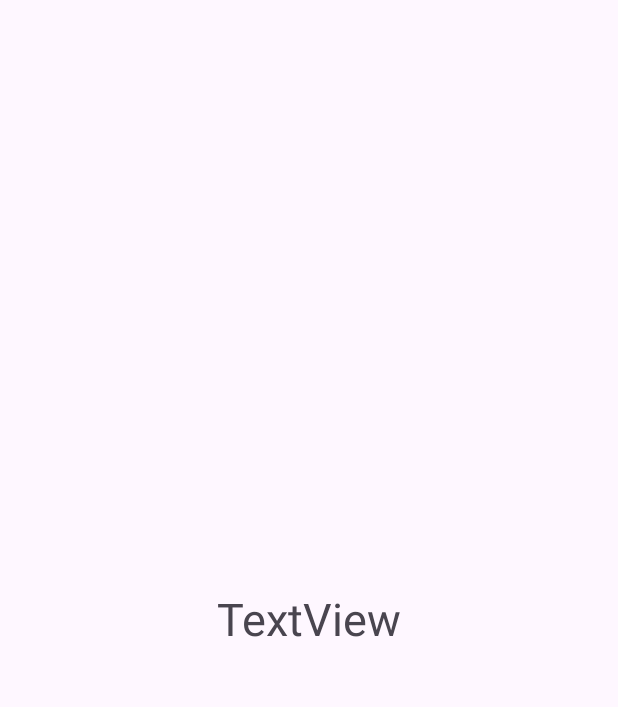
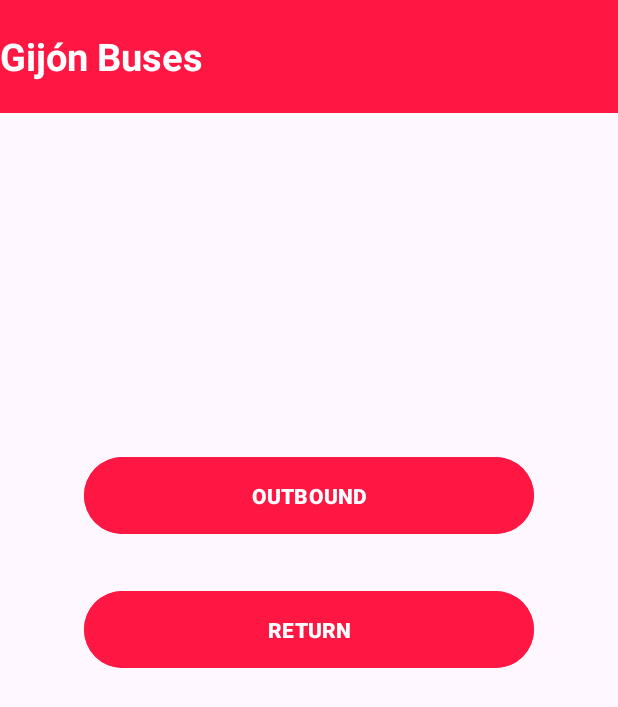
Before and after one commit to alvarorp19/android_final_project, an Android app: the layout activity_second.xml on its own in the app's theme, with its tools: preview values and no code run, on a phone screen of 412 x 824 dp. Shown: the top 707 px of the screen. Run offline under Robolectric (Android 15) with nearby library versions, the phone set to English and light mode, and no system bars.

Commit message:
interfaz grafica de la segunda actividad implementada

```diff
--- a/JSON_buses/app/src/main/java/dte/masteriot/mdp/listofitems/SecondActivity.java
+++ b/JSON_buses/app/src/main/java/dte/masteriot/mdp/listofitems/SecondActivity.java
@@ -8,18 +8,19 @@ import android.widget.TextView;
 
 public class SecondActivity extends AppCompatActivity {
 
-    TextView tv;
+    private TextView tv;
+    private String url = "";
 
     @Override
     protected void onCreate(Bundle savedInstanceState) {
         super.onCreate(savedInstanceState);
         setContentView(R.layout.activity_second);
 
-        tv = findViewById(R.id.textView);
+        //tv = findViewById(R.id.lineSelected);
 
         // Get the text to be shown from the calling intent and set it in the layout
         Intent inputIntent = getIntent();
         String inputText = inputIntent.getStringExtra(MyOnItemActivatedListener.EXTRA_INFO_TO_SECOND_ACTIVITY);
-        tv.setText(inputText);
+        //tv.setText(inputText);
     }
 }
--- a/JSON_buses/app/src/main/res/layout/activity_second.xml
+++ b/JSON_buses/app/src/main/res/layout/activity_second.xml
@@ -1,19 +1,61 @@
 <?xml version="1.0" encoding="utf-8"?>
-<androidx.constraintlayout.widget.ConstraintLayout xmlns:android="http://schemas.android.com/apk/res/android"
+<LinearLayout xmlns:android="http://schemas.android.com/apk/res/android"
     xmlns:app="http://schemas.android.com/apk/res-auto"
     xmlns:tools="http://schemas.android.com/tools"
     android:layout_width="match_parent"
     android:layout_height="match_parent"
     tools:context=".SecondActivity">
 
-    <TextView
-        android:id="@+id/textView"
-        android:layout_width="wrap_content"
-        android:layout_height="wrap_content"
-        android:text="TextView"
-        android:textSize="30dp"
+    <LinearLayout
+        android:id="@+id/LinearLayout2"
+        android:layout_width="match_parent"
+        android:layout_height="match_parent"
+        android:orientation="vertical"
+        app:layout_constraintTop_toTopOf="parent"
         app:layout_constraintBottom_toBottomOf="parent"
-        app:layout_constraintEnd_toEndOf="parent"
         app:layout_constraintStart_toStartOf="parent"
-        app:layout_constraintTop_toTopOf="parent" />
-</androidx.constraintlayout.widget.ConstraintLayout>
+        app:layout_constraintEnd_toEndOf="parent">
+
+        <TextView
+            android:id="@+id/banner2"
+            android:layout_width="match_parent"
+            android:layout_height="75dp"
+            android:textStyle="bold"
+            android:background="@color/red"
+            android:textSize="25sp"
+            android:textColor="@color/white"
+            android:gravity="center_vertical"
+            android:text="Gijón Buses" />
+
+        <Space
+            android:layout_width="match_parent"
+            android:layout_height="225dp"/>
+
+        <Button
+            android:id="@+id/button1"
+            android:layout_width="300dp"
+            android:layout_height="wrap_content"
+            android:layout_gravity="center_vertical|center_horizontal"
+            android:text="OUTBOUND"
+            android:textColor="@color/white"
+            android:backgroundTint="@color/red"
+            android:textStyle="bold"
+            android:padding="16dp" />
+
+        <Space
+            android:layout_width="match_parent"
+            android:layout_height="30dp"/>
+
+        <Button
+            android:id="@+id/button2"
+            android:layout_width="300dp"
+            android:layout_height="wrap_content"
+            android:layout_gravity="center_vertical|center_horizontal"
+            android:text="RETURN"
+            android:textColor="@color/white"
+            android:backgroundTint="@color/red"
+            android:textStyle="bold"
+            android:padding="16dp" />
+
+    </LinearLayout>
+</LinearLayout>
```
